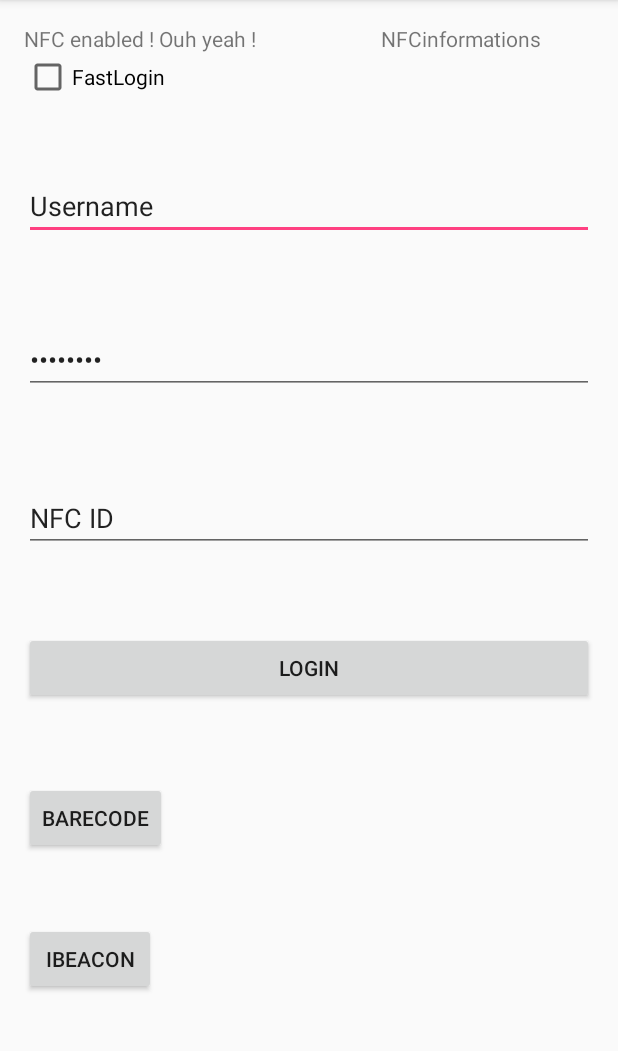
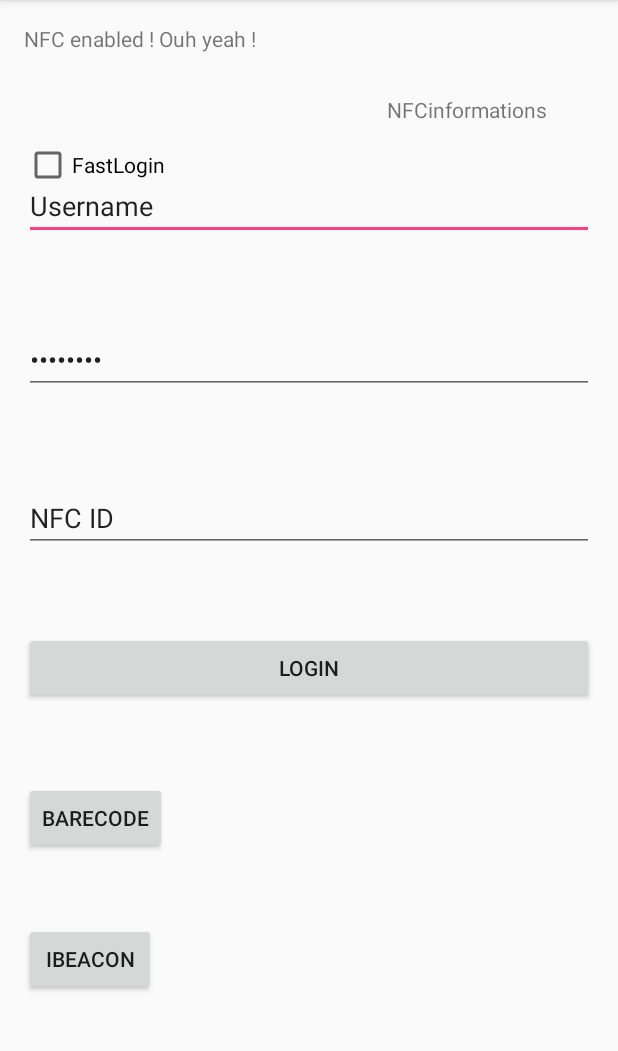
Before and after one commit to ThibaultSchowing/SYM-lab03, an Android app: the MainActivity screen opened directly, with no data from a screen before it, on a phone screen of 412 x 824 dp, the part 84-1135 px from its top. Run offline under Robolectric (Android 15) with nearby library versions, the phone set to English and light mode, and no system bars; 2 statements that could not run were skipped.

Commit message:
Working and displaying well, squirrel

```diff
--- a/Lab3_sym/app/src/main/res/layout/activity_main.xml
+++ b/Lab3_sym/app/src/main/res/layout/activity_main.xml
@@ -70,24 +70,6 @@
         android:layout_alignParentRight="true"
         android:layout_alignParentEnd="true" />
 
-    <CheckBox
-        android:text="FastLogin"
-        android:layout_width="wrap_content"
-        android:layout_height="wrap_content"
-        android:layout_below="@+id/textView_explanation"
-        android:id="@+id/FastLogin" />
-
-    <TextView
-        android:text="NFCinformations"
-        android:layout_width="wrap_content"
-        android:layout_height="wrap_content"
-        android:id="@+id/NFCinfo"
-        android:layout_marginRight="35dp"
-        android:layout_marginEnd="35dp"
-        android:layout_alignParentTop="true"
-        android:layout_alignParentRight="true"
-        android:layout_alignParentEnd="true" />
-
     <Button
         android:text="BareCode"
         android:layout_width="wrap_content"
@@ -108,4 +90,26 @@
         android:layout_marginTop="46dp"
         android:id="@+id/ibeacon" />
 
+    <CheckBox
+        android:text="FastLogin"
+        android:layout_width="wrap_content"
+        android:layout_height="wrap_content"
+        android:id="@+id/FastLogin"
+        android:layout_above="@+id/txt_passwd"
+        android:layout_alignParentLeft="true"
+        android:layout_alignParentStart="true"
+        android:layout_marginBottom="34dp" />
+
+    <TextView
+        android:text="NFCinformations"
+        android:layout_width="wrap_content"
+        android:layout_height="wrap_content"
+        android:id="@+id/NFCinfo"
+        android:layout_marginRight="31dp"
+        android:layout_marginEnd="31dp"
+        android:layout_above="@+id/FastLogin"
+        android:layout_alignParentRight="true"
+        android:layout_alignParentEnd="true"
+        android:layout_marginBottom="11dp" />
+
 </RelativeLayout>
```
Also changed, not shown: Lab3_sym/app/src/main/java/ch/heig_vd/lab3_sym/MainActivity.java (+9 -0 lines).
